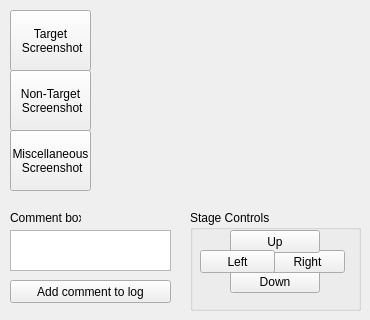
Above: LCL.ui from mkdryden/LCL_software before the change. Below: the same form after it.
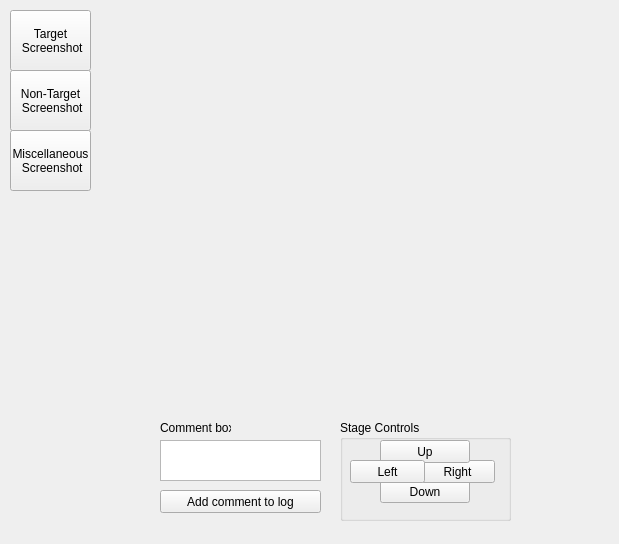
That is the form after the change.

```diff
--- a/LCL.ui
+++ b/LCL.ui
@@ -6,8 +6,8 @@
    <rect>
     <x>0</x>
     <y>0</y>
-    <width>370</width>
-    <height>320</height>
+    <width>619</width>
+    <height>544</height>
    </rect>
   </property>
   <property name="windowTitle">
@@ -19,8 +19,8 @@
      <rect>
       <x>100</x>
       <y>0</y>
-      <width>261</width>
-      <height>201</height>
+      <width>501</width>
+      <height>411</height>
      </rect>
     </property>
     <layout class="QVBoxLayout" name="verticalLayout"/>
@@ -83,8 +83,8 @@
    <widget class="QTextEdit" name="comment_box">
     <property name="geometry">
      <rect>
-      <x>10</x>
-      <y>230</y>
+      <x>160</x>
+      <y>440</y>
       <width>161</width>
       <height>41</height>
      </rect>
@@ -93,8 +93,8 @@
    <widget class="QGroupBox" name="groupBox">
     <property name="geometry">
      <rect>
-      <x>190</x>
-      <y>210</y>
+      <x>340</x>
+      <y>420</y>
       <width>171</width>
       <height>101</height>
      </rect>
@@ -158,8 +158,8 @@
    <widget class="QLabel" name="comment_box_label">
     <property name="geometry">
      <rect>
-      <x>10</x>
-      <y>210</y>
+      <x>160</x>
+      <y>420</y>
       <width>71</width>
       <height>16</height>
      </rect>
@@ -171,8 +171,8 @@
    <widget class="QPushButton" name="user_comment_button">
     <property name="geometry">
      <rect>
-      <x>10</x>
-      <y>280</y>
+      <x>160</x>
+      <y>490</y>
       <width>161</width>
       <height>23</height>
      </rect>
```
